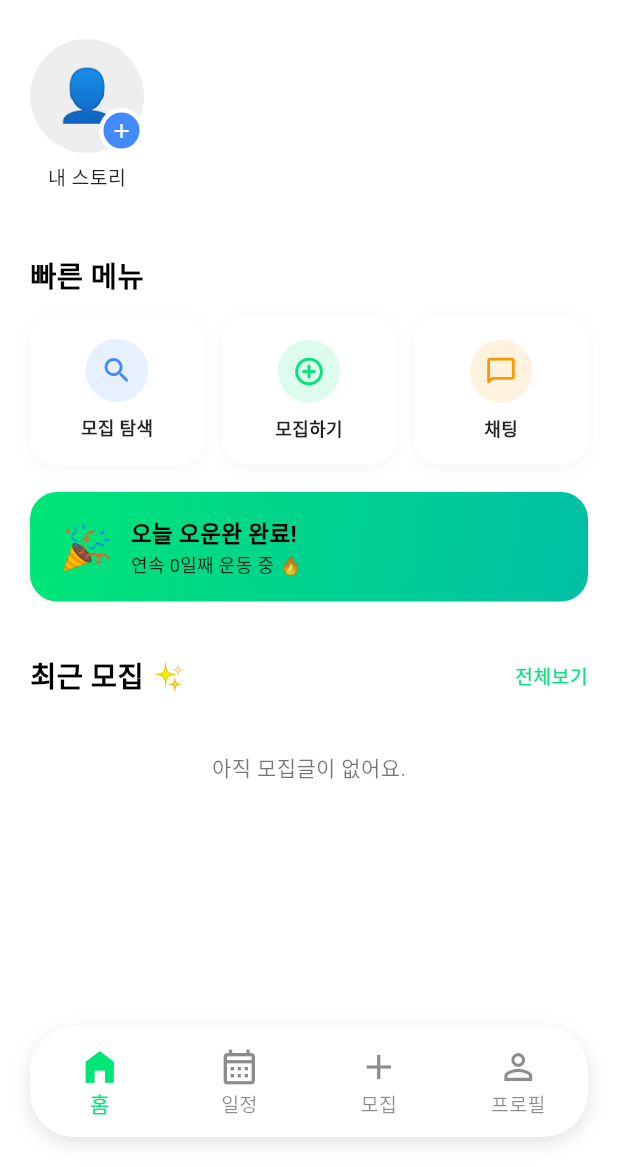
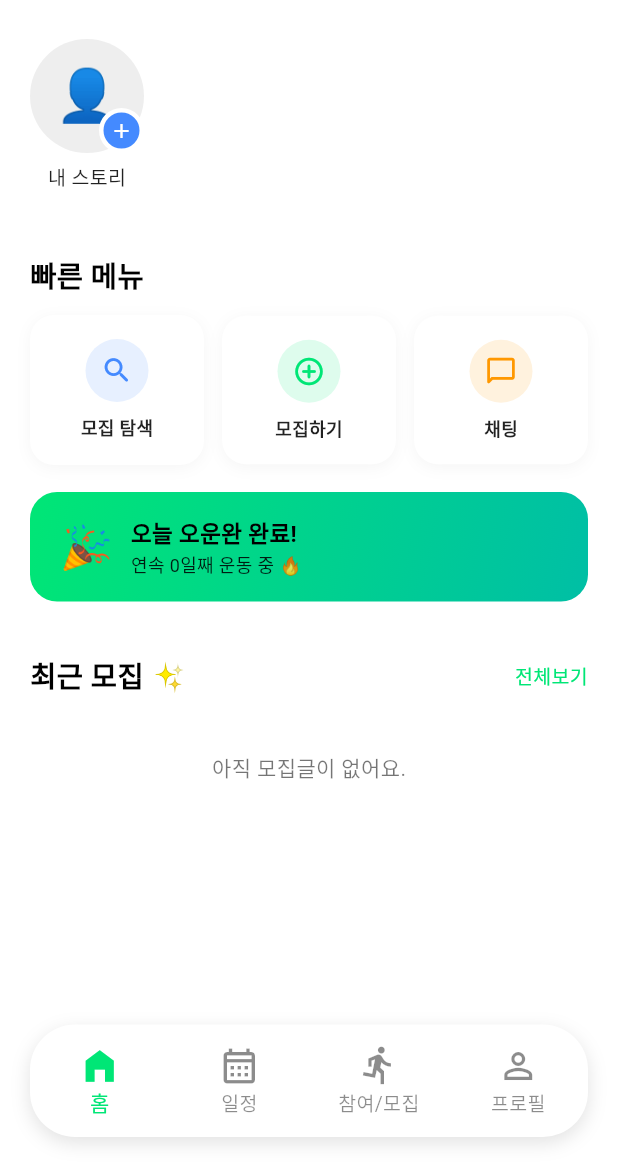
Before and after one commit to OHSEONGKWON/fitple, a Flutter app: the MainHomeScreen screen opened directly, on a phone screen of 412 x 824 dp, the part 69-1236 px from its top. Run offline on Flutter 3.47's test engine with Material 3 defaults, Android fonts, the light colour scheme and no system bars; our stand-ins replace flutter_local_notifications, flutter_map, image_picker, latlong2, supabase_flutter; missing offline and left inert: photo_manager; accounts and stored records are empty; Roboto replaces fonts that are missing (Pretendard).

Commit message:
modified:   fitple_app/lib/screens/main_home_screen.dart

```diff
--- a/fitple_app/lib/screens/main_home_screen.dart
+++ b/fitple_app/lib/screens/main_home_screen.dart
@@ -144,8 +144,8 @@ class _MainHomeScreenState extends State<MainHomeScreen> {
                   label: '일정',
                 ),
                 BottomNavigationBarItem(
-                  icon: Icon(Icons.add_outlined),
-                  label: '모집',
+                  icon: Icon(Icons.directions_run_outlined),
+                  label: '참여/모집',
                 ),
                 BottomNavigationBarItem(
                   icon: Icon(Icons.person_outline),
```
